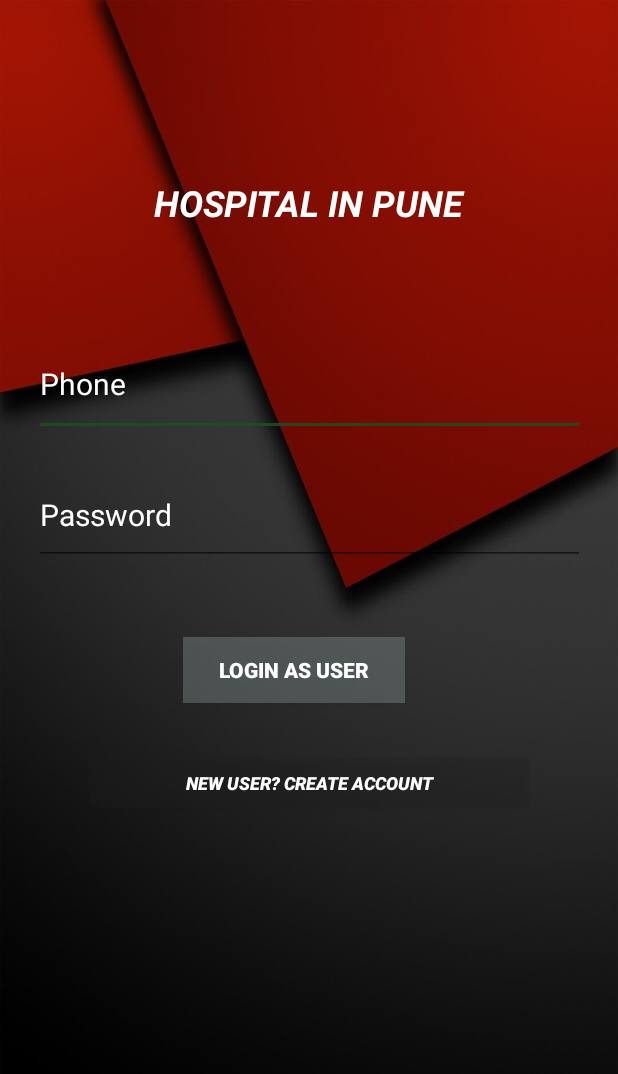
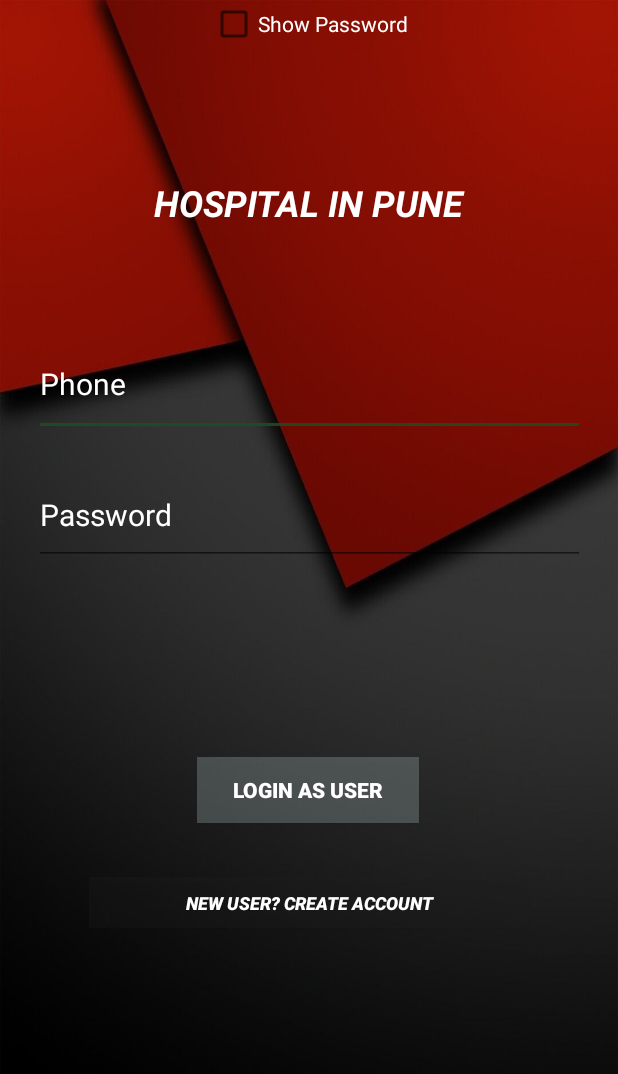
Before and after one commit to vikasvarnekar3/HospitalApp, an Android app: the Login_user screen opened directly, with no data from a screen before it, on a phone screen of 412 x 824 dp. Shown: the top 1074 px of the screen. Run offline under Robolectric (Android 15) with nearby library versions, the phone set to English and light mode, and no system bars; our stand-ins replace Firebase (no records; nobody signed in at launch, a user with empty details on screens opened directly).

Commit message:
changes in login and register pages

```diff
--- a/app/src/main/java/com/example/hospitalapp/Login_user.java
+++ b/app/src/main/java/com/example/hospitalapp/Login_user.java
@@ -3,8 +3,12 @@ package com.example.hospitalapp;
 import android.content.Intent;
 import android.os.Bundle;
 import android.text.TextUtils;
+import android.text.method.HideReturnsTransformationMethod;
+import android.text.method.PasswordTransformationMethod;
 import android.view.View;
 import android.widget.Button;
+import android.widget.CheckBox;
+import android.widget.CompoundButton;
 import android.widget.EditText;
 import android.widget.ProgressBar;
 import android.widget.TextView;
@@ -28,6 +32,7 @@ public class Login_user extends AppCompatActivity {
     Button mLoginBtn;
     Button mCreateBtn;
     ProgressBar progressBar;
+    CheckBox showpassword1;
 
 
     @Override
@@ -40,9 +45,22 @@ public class Login_user extends AppCompatActivity {
         progressBar = findViewById(R.id.progressBar2);
         /*button = (Button) findViewById(R.id.login_user);*/
         mLoginBtn = findViewById(R.id.login_user);
-
+        showpassword1 = findViewById(R.id.showpassword1);
         mCreateBtn = findViewById(R.id.Register_here1);
 
+        showpassword1.setOnCheckedChangeListener(new CompoundButton.OnCheckedChangeListener() {
+            @Override
+            public void onCheckedChanged(CompoundButton compoundButton, boolean b) {
+                if (b)
+                {
+                    mPassword.setTransformationMethod(HideReturnsTransformationMethod.getInstance());
+                }
+                else
+                {
+                    mPassword.setTransformationMethod(PasswordTransformationMethod.getInstance());
+                }
+            }
+        });
         mLoginBtn.setOnClickListener(new View.OnClickListener() {
             @Override
             public void onClick(View v) {
--- a/app/src/main/res/layout/activity_login_admin.xml
+++ b/app/src/main/res/layout/activity_login_admin.xml
@@ -66,6 +66,7 @@
         app:layout_constraintTop_toBottomOf="@+id/login_phone_admin"/>
 
     <CheckBox
+        android:id="@+id/showpassword1"
         android:layout_width="wrap_content"
         android:layout_height="wrap_content"
         android:text="Show Password"
@@ -76,7 +77,8 @@
         android:textSize="18sp"
         android:textStyle="bold|italic"
         tools:layout_editor_absoluteX="139dp"
-        tools:layout_editor_absoluteY="378dp" />
+        tools:layout_editor_absoluteY="378dp"
+        tools:ignore="MissingConstraints" />
 
     <Button
 
--- a/app/src/main/res/layout/activity_login_user.xml
+++ b/app/src/main/res/layout/activity_login_user.xml
@@ -62,23 +62,36 @@
         android:textSize="20sp"
         app:layout_constraintEnd_toEndOf="parent"
         app:layout_constraintStart_toStartOf="parent"
-        app:layout_constraintTop_toBottomOf="@+id/login_phone_user">
+        app:layout_constraintTop_toBottomOf="@+id/login_phone_user"/>
 
-    </EditText>
+
+    <CheckBox
+        android:id="@+id/showpassword1"
+        android:layout_width="wrap_content"
+        android:layout_height="wrap_content"
+        android:text="Show Password"
+        android:textColor="@color/white"
+        android:textColorHighlight="@color/white"
+        android:textColorHint="@color/white"
+        android:textColorLink="@color/white"
+        app:layout_constraintEnd_toEndOf="parent"
+        app:layout_constraintStart_toStartOf="parent"
+        tools:layout_editor_absoluteY="389dp"
+        tools:ignore="MissingConstraints" />
 
     <Button
 
         android:id="@+id/login_user"
         android:layout_width="148dp"
         android:layout_height="44dp"
-        android:layout_marginTop="48dp"
+        android:layout_marginTop="128dp"
         android:background="#5E919E9E"
         android:text="Login as user"
         android:textAllCaps="true"
         android:textColor="@android:color/white"
         android:textStyle="bold"
         app:layout_constraintEnd_toEndOf="parent"
-        app:layout_constraintHorizontal_bias="0.463"
+        app:layout_constraintHorizontal_bias="0.498"
         app:layout_constraintStart_toStartOf="parent"
         app:layout_constraintTop_toBottomOf="@+id/login_password_user" />
 
```
Also changed, not shown: app/src/main/java/com/example/hospitalapp/Login_admin.java (+20 -1 lines).
